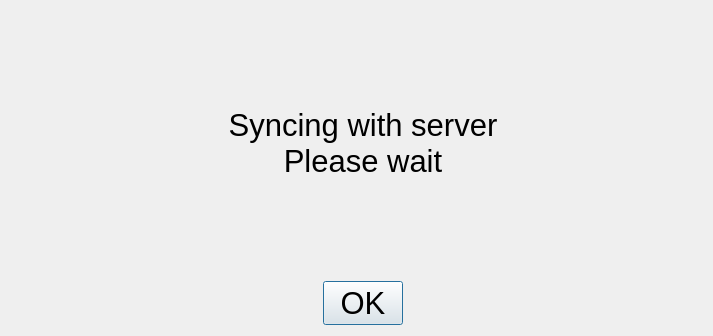
Before: the Qt Designer form src/syncing/ui_sync.ui in NathanW2/qmap, drawn with Qt 5.
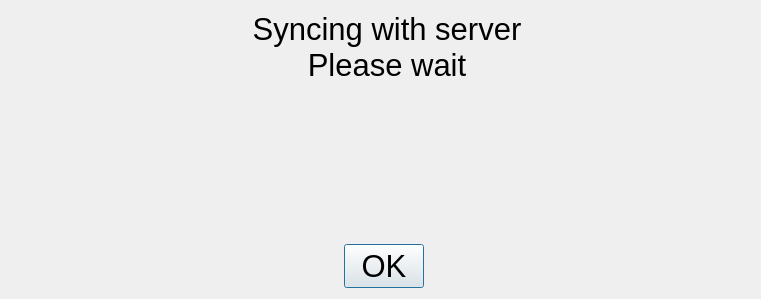
After: the same form once the commit is applied. Icons and pictures are not drawn.

Commit message: Parse output from sync command line app

```diff
--- a/src/syncing/ui_sync.ui
+++ b/src/syncing/ui_sync.ui
@@ -6,12 +6,12 @@
    <rect>
     <x>0</x>
     <y>0</y>
-    <width>713</width>
-    <height>336</height>
+    <width>761</width>
+    <height>299</height>
    </rect>
   </property>
   <property name="sizePolicy">
-   <sizepolicy hsizetype="Preferred" vsizetype="Preferred">
+   <sizepolicy hsizetype="Fixed" vsizetype="Fixed">
     <horstretch>0</horstretch>
     <verstretch>0</verstretch>
    </sizepolicy>
@@ -25,7 +25,7 @@
 </string>
   </property>
   <layout class="QGridLayout" name="gridLayout">
-   <item row="0" column="0" rowspan="2">
+   <item row="0" column="0" rowspan="4">
     <widget class="QLabel" name="label">
      <property name="maximumSize">
       <size>
@@ -44,8 +44,8 @@
      </property>
     </widget>
    </item>
-   <item row="0" column="1">
-    <widget class="QLabel" name="statusLabel">
+   <item row="1" column="1" colspan="2">
+    <widget class="QLabel" name="updatestatus">
      <property name="font">
       <font>
        <family>Tahoma</family>
@@ -59,8 +59,7 @@
       <string notr="true"/>
      </property>
      <property name="text">
-      <string>Syncing with server
-Please wait</string>
+      <string/>
      </property>
      <property name="alignment">
       <set>Qt::AlignCenter</set>
@@ -70,7 +69,7 @@
      </property>
     </widget>
    </item>
-   <item row="1" column="1">
+   <item row="6" column="1">
     <widget class="QDialogButtonBox" name="buttonBox">
      <property name="sizePolicy">
       <sizepolicy hsizetype="Expanding" vsizetype="Fixed">
@@ -101,6 +100,42 @@
      </property>
     </widget>
    </item>
+   <item row="0" column="1" colspan="2">
+    <widget class="QLabel" name="header">
+     <property name="font">
+      <font>
+       <family>Tahoma</family>
+       <pointsize>23</pointsize>
+       <weight>9</weight>
+       <italic>false</italic>
+       <bold>false</bold>
+      </font>
+     </property>
+     <property name="styleSheet">
+      <string notr="true"/>
+     </property>
+     <property name="text">
+      <string>Syncing with server
+Please wait</string>
+     </property>
+     <property name="alignment">
+      <set>Qt::AlignCenter</set>
+     </property>
+     <property name="wordWrap">
+      <bool>true</bool>
+     </property>
+    </widget>
+   </item>
+   <item row="2" column="1" rowspan="2">
+    <widget class="QLabel" name="statusLabel">
+     <property name="text">
+      <string/>
+     </property>
+     <property name="alignment">
+      <set>Qt::AlignCenter</set>
+     </property>
+    </widget>
+   </item>
   </layout>
  </widget>
  <resources>
```
Left out of the diff: 2 changed lines with no effect on the pictures. The commit also changes 2 other files.
